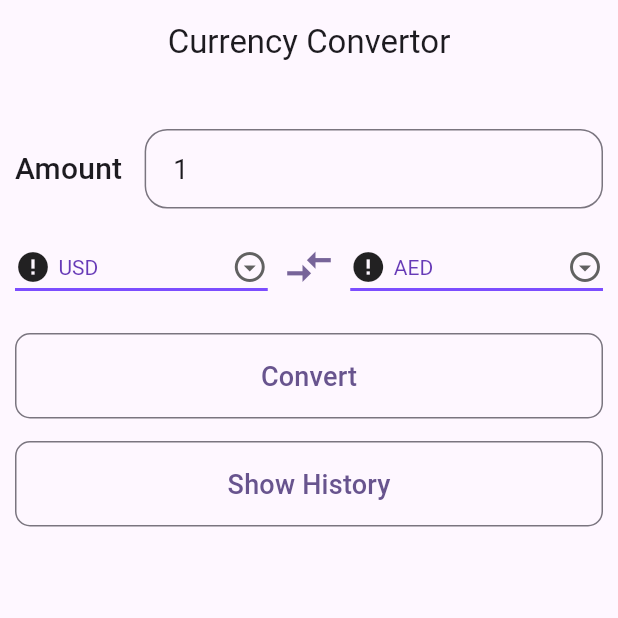
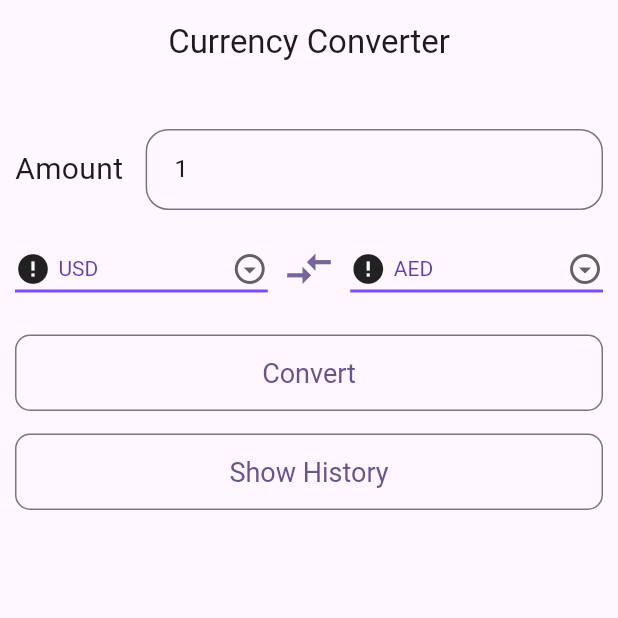
Before and after one commit to essam939/money_converter_app, a Flutter app: the screen it shows after launch, on a phone screen of 412 x 824 dp, the top half of it. Run offline on Flutter 3.47's test engine with Material 3 defaults, Android fonts, the phone set to English and light mode, and no system bars; drawn by our look-alikes of cached_network_image; our stand-ins replace bloc, dartz, dio, equatable, flutter_bloc, get_it and 1 more; accounts and stored records are empty; network calls fail.

Commit message:
update home screen

```diff
--- a/lib/modules/currency/presentation/screens/home_screen.dart
+++ b/lib/modules/currency/presentation/screens/home_screen.dart
@@ -6,42 +6,26 @@ import 'package:currency/modules/currency/presentation/screens/history_screen.da
 import 'package:flutter/material.dart';
 import 'package:flutter_bloc/flutter_bloc.dart';
 
-List<CurrencyData> listCurrency = <CurrencyData>[
-  CurrencyData(name: "USD", flag: "https://flagcdn.com/16x12/us.png"),
-  CurrencyData(name: "AED", flag: "https://flagcdn.com/16x12/ua.png"),
-  CurrencyData(name: "EGP", flag: "https://flagcdn.com/16x12/eg.png"),
-  CurrencyData(name: "SAR", flag: "https://flagcdn.com/16x12/sr.png"),
-];
-
 class HomeScreen extends StatefulWidget {
-  HomeScreen({super.key});
+  const HomeScreen({Key? key}) : super(key: key);
 
   @override
-  State<HomeScreen> createState() => _HomeScreenState();
+  _HomeScreenState createState() => _HomeScreenState();
 }
 
 class _HomeScreenState extends State<HomeScreen> {
-  TextEditingController amountController = TextEditingController(text: "1");
+  final TextEditingController amountController = TextEditingController(text: "1");
+  final GlobalKey<FormState> formKey = GlobalKey<FormState>();
 
-  GlobalKey<FormState> formKey = GlobalKey<FormState>();
-  CurrencyData firstCurrency = listCurrency.first;
+  CurrencyData firstCurrency = listCurrency[0];
   CurrencyData secondCurrency = listCurrency[1];
+
   @override
   Widget build(BuildContext context) {
-    ButtonStyle outLineButtonStyle = OutlinedButton.styleFrom(
-      padding: const EdgeInsets.all(15),
-      textStyle: Theme.of(context)
-          .textTheme
-          .titleMedium
-          ?.merge(const TextStyle(fontSize: 18)),
-      shape: RoundedRectangleBorder(
-        borderRadius: BorderRadius.circular(10),
-      ),
-    );
     return Scaffold(
       appBar: AppBar(
         centerTitle: true,
-        title: const Text("Currency Convertor"),
+        title: const Text("Currency Converter"),
       ),
       body: Padding(
         padding: const EdgeInsets.all(10),
@@ -52,12 +36,9 @@ class _HomeScreenState extends State<HomeScreen> {
               // Amount Row
               Row(
                 children: [
-                  Text(
+                  const Text(
                     "Amount",
-                    style: Theme.of(context)
-                        .textTheme
-                        .titleMedium
-                        ?.merge(const TextStyle(fontSize: 20)),
+                    style: TextStyle(fontSize: 20),
                   ),
                   const SizedBox(width: 15),
                   Expanded(
@@ -65,13 +46,8 @@ class _HomeScreenState extends State<HomeScreen> {
                       key: formKey,
                       child: TextFormField(
                         autovalidateMode: AutovalidateMode.onUserInteraction,
-                        onSaved: (val) {
-                          amountController.text = val!;
-                        },
+                        onSaved: (val) => amountController.text = val!,
                         controller: amountController,
-                        style: Theme.of(context).textTheme.titleLarge?.merge(
-                              const TextStyle(fontSize: 18),
-                            ),
                         keyboardType: TextInputType.number,
                         decoration: InputDecoration(
                           hintText: "Enter Amount",
@@ -90,90 +66,26 @@ class _HomeScreenState extends State<HomeScreen> {
               Row(
                 children: [
                   Expanded(
-                      child: DropdownButton<CurrencyData>(
-                    isExpanded: true,
-                    value: firstCurrency,
-                    icon: const Icon(Icons.arrow_drop_down_circle_outlined),
-                    elevation: 16,
-                    style: const TextStyle(color: Colors.deepPurple),
-                    underline: Container(
-                      height: 2,
-                      color: Colors.deepPurpleAccent,
-                    ),
-                    onChanged: (CurrencyData? value) {
-                      // This is called when the user selects an item.
+                    child: _buildCurrencyDropdown(firstCurrency, (value) {
                       setState(() {
                         firstCurrency = value!;
                       });
-                    },
-                    items: listCurrency.map<DropdownMenuItem<CurrencyData>>((CurrencyData value) {
-                      return DropdownMenuItem<CurrencyData>(
-                        value: value,
-                        child: Row(
-                          children: [
-                            CachedNetworkImage(
-                              imageUrl: value.flag,
-                              placeholder: (context, url) =>
-                                  CircularProgressIndicator(),
-                              errorWidget: (context, url, error) =>
-                                  Icon(Icons.error),
+                    }),
                   ),
-                           const SizedBox(width: 5,),
-                            Text(value.name)
-                          ],
-                        ),
-                      );
-                    }).toList(),
-                  )),
                   const SizedBox(width: 10),
-                  Column(
-                    children: [
                   Icon(
                     Icons.compare_arrows,
                     size: 35,
                     color: Theme.of(context).primaryColor.withOpacity(0.9),
                   ),
-                    ],
-                  ),
                   const SizedBox(width: 10),
                   Expanded(
-                      child: DropdownButton<CurrencyData>(
-                    isExpanded: true,
-                    value: secondCurrency,
-                    icon: const Icon(Icons.arrow_drop_down_circle_outlined),
-                    elevation: 16,
-                    style: const TextStyle(color: Colors.deepPurple),
-                    underline: Container(
-                      height: 2,
-                      color: Colors.deepPurpleAccent,
-                    ),
-                    onChanged: (CurrencyData? value) {
-                      // This is called when the user selects an item.
+                    child: _buildCurrencyDropdown(secondCurrency, (value) {
                       setState(() {
                         secondCurrency = value!;
                       });
-                    },
-                    items: listCurrency.map<DropdownMenuItem<CurrencyData>>((CurrencyData value) {
-                      return DropdownMenuItem<CurrencyData>(
-                        value: value,
-                        child: Row(
-                          children: [
-                            CachedNetworkImage(
-                              imageUrl: value.flag,
-                              placeholder: (context, url) =>
-                                  CircularProgressIndicator(),
-                              errorWidget: (context, url, error) =>
-                                  Icon(Icons.error),
+                    }),
                   ),
-                            const SizedBox(
-                              width: 5,
-                            ),
-                            Text(value.name)
-                          ],
-                        ),
-                      );
-                    }).toList(),
-                  ))
                 ],
               ),
               // Future Builder
@@ -181,9 +93,7 @@ class _HomeScreenState extends State<HomeScreen> {
                 bloc: sl<CurrencyBloc>(),
                 builder: (context, state) {
                   if (state.getAmountState == RequestState.error) {
-                    return Center(
-                      child: Icon(Icons.error),
-                    );
+                    return const Center(child: Icon(Icons.error));
                   } else if (state.getAmountState == RequestState.loaded) {
                     return Container(
                       height: 100,
@@ -195,7 +105,7 @@ class _HomeScreenState extends State<HomeScreen> {
                       child: Center(
                         child: Text(
                           "${state.amountResponse!.difference}",
-                          style: TextStyle(fontSize: 50, color: Colors.white),
+                          style: const TextStyle(fontSize: 50, color: Colors.white),
                         ),
                       ),
                     );
@@ -206,47 +116,86 @@ class _HomeScreenState extends State<HomeScreen> {
               ),
               const SizedBox(height: 20),
               // Convert Button
-              Row(
-                children: [
-                  Expanded(
-                    child: OutlinedButton(
-                      style: outLineButtonStyle,
-                      onPressed: () async {
+              _buildButton("Convert", () async {
                 sl<CurrencyBloc>().add(GetAmountEvent(
                   from: firstCurrency.name,
                   to: secondCurrency.name,
-                            amount: amountController.text));
-                      },
-                      child: const Text("Convert"),
-                    ),
-                  ),
-                ],
-              ),
+                  amount: amountController.text,
+                ));
+              }),
               const SizedBox(height: 15),
-              Row(
-                children: [
-                  Expanded(
-                    child: OutlinedButton(
-                      style: outLineButtonStyle,
-                      onPressed: () async {
-                        Navigator.push(context,
-                            MaterialPageRoute(builder: (_) => HistoryPage()));
-                      },
-                      child: const Text("Show History"),
-                    ),
-                  ),
-                ],
-              ),
+              _buildButton("Show History", () async {
+                Navigator.push(context, MaterialPageRoute(builder: (_) => const HistoryPage()));
+              }),
             ],
           ),
         ),
       ),
     );
   }
+
+  Widget _buildCurrencyDropdown(CurrencyData currency, void Function(CurrencyData?) onChanged) {
+    return DropdownButton<CurrencyData>(
+      isExpanded: true,
+      value: currency,
+      icon: const Icon(Icons.arrow_drop_down_circle_outlined),
+      elevation: 16,
+      style: const TextStyle(color: Colors.deepPurple),
+      underline: Container(
+        height: 2,
+        color: Colors.deepPurpleAccent,
+      ),
+      onChanged: onChanged,
+      items: listCurrency.map<DropdownMenuItem<CurrencyData>>((value) {
+        return DropdownMenuItem<CurrencyData>(
+          value: value,
+          child: Row(
+            children: [
+              CachedNetworkImage(
+                imageUrl: value.flag,
+                placeholder: (context, url) => const CircularProgressIndicator(),
+                errorWidget: (context, url, error) => const Icon(Icons.error),
+              ),
+              const SizedBox(width: 5),
+              Text(value.name),
+            ],
+          ),
+        );
+      }).toList(),
+    );
+  }
+
+  Widget _buildButton(String text, void Function() onPressed) {
+    return Row(
+      children: [
+        Expanded(
+          child: OutlinedButton(
+            style: OutlinedButton.styleFrom(
+              padding: const EdgeInsets.all(15),
+              textStyle: const TextStyle(fontSize: 18),
+              shape: RoundedRectangleBorder(
+                borderRadius: BorderRadius.circular(10),
+              ),
+            ),
+            onPressed: onPressed,
+            child: Text(text),
+          ),
+        ),
+      ],
+    );
+  }
 }
 
 class CurrencyData {
-  String name;
-  String flag;
+  final String name;
+  final String flag;
+
   CurrencyData({required this.name, required this.flag});
 }
+
+final List<CurrencyData> listCurrency = <CurrencyData>[
+  CurrencyData(name: "USD", flag: "https://flagcdn.com/16x12/us.png"),
+  CurrencyData(name: "AED", flag: "https://flagcdn.com/16x12/ua.png"),
+  CurrencyData(name: "EGP", flag: "https://flagcdn.com/16x12/eg.png"),
+  CurrencyData(name: "SAR", flag: "https://flagcdn.com/16x12/sr.png"),
+];
```
Lines whose indentation alone changed are shown as unchanged.
